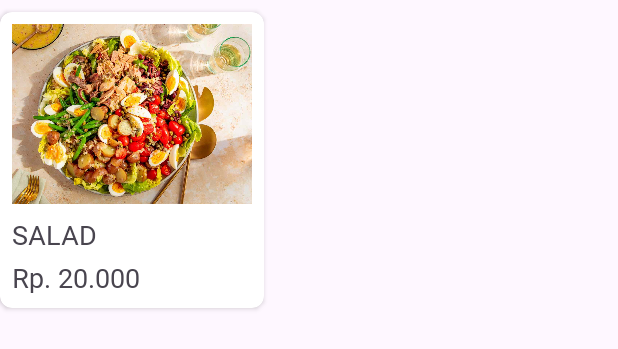
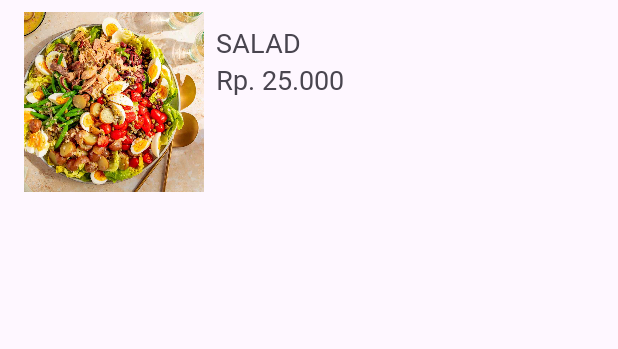
Before and after one commit to marcellaandriani/FoodOrder, an Android app: the layout item_list_menu.xml on its own in the app's theme, with its tools: preview values and no code run, on a phone screen of 412 x 824 dp. Shown: the top 349 px of the screen. Run offline under Robolectric (Android 15) with nearby library versions, the phone set to English and light mode, and no system bars.

Commit message:
Refactor feature home

```diff
--- a/app/build.gradle.kts
+++ b/app/build.gradle.kts
@@ -47,4 +47,9 @@ dependencies {
     testImplementation("junit:junit:4.13.2")
     androidTestImplementation("androidx.test.ext:junit:1.1.5")
     androidTestImplementation("androidx.test.espresso:espresso-core:3.5.1")
+    //navigation library
+    implementation("androidx.navigation:navigation-fragment-ktx:2.7.7")
+    implementation("androidx.navigation:navigation-ui-ktx:2.7.7")
+    // coil image loader
+    implementation("io.coil-kt:coil:2.6.0")
 }
--- a/app/src/main/AndroidManifest.xml
+++ b/app/src/main/AndroidManifest.xml
@@ -1,6 +1,8 @@
 <?xml version="1.0" encoding="utf-8"?>
 <manifest xmlns:android="http://schemas.android.com/apk/res/android"
     xmlns:tools="http://schemas.android.com/tools">
+
+    <uses-permission android:name="android.permission.INTERNET"/>
 
     <application
         android:allowBackup="true"
@@ -11,9 +13,10 @@
         android:roundIcon="@mipmap/ic_launcher_round"
         android:supportsRtl="true"
         android:theme="@style/Theme.FoodApp"
+        android:usesCleartextTraffic="true"
         tools:targetApi="31">
         <activity
-            android:name=".MainActivity"
+            android:name=".presentation.main.MainActivity"
             android:exported="true">
             <intent-filter>
                 <action android:name="android.intent.action.MAIN" />
--- a/app/src/main/res/layout/item_list_menu.xml
+++ b/app/src/main/res/layout/item_list_menu.xml
@@ -1,53 +1,50 @@
 <?xml version="1.0" encoding="utf-8"?>
-<androidx.cardview.widget.CardView xmlns:android="http://schemas.android.com/apk/res/android"
-    android:layout_width="wrap_content"
+<androidx.constraintlayout.widget.ConstraintLayout xmlns:android="http://schemas.android.com/apk/res/android"
+    android:layout_width="match_parent"
     android:layout_height="wrap_content"
     app:cardCornerRadius="8dp"
+    android:layout_marginHorizontal="8dp"
     android:layout_marginVertical="8dp"
     xmlns:app="http://schemas.android.com/apk/res-auto"
     xmlns:tools="http://schemas.android.com/tools">
 
-    <androidx.constraintlayout.widget.ConstraintLayout
-        android:layout_margin="8dp"
-        android:layout_width="wrap_content"
-        android:layout_height="wrap_content"
-        android:orientation="vertical">
-
         <ImageView
-            android:id="@+id/iv_listmenu_image1"
+            android:id="@+id/iv_list_menu_image1"
             android:layout_width="0dp"
             android:layout_height="120dp"
             android:scaleType="centerCrop"
-            app:layout_constraintDimensionRatio="4:3"
+            android:layout_marginHorizontal="8dp"
+            app:layout_constraintDimensionRatio="4:4"
             app:layout_constraintTop_toTopOf="parent"
             app:layout_constraintStart_toStartOf="parent"
-            app:layout_constraintEnd_toEndOf="parent"
             tools:src="@drawable/img_salad" />
 
         <TextView
-            android:id="@+id/tv_listmenu_name1"
-            android:layout_width="match_parent"
+            android:id="@+id/tv_list_menu_name1"
+            android:layout_width="0dp"
             android:layout_height="wrap_content"
+            android:layout_marginHorizontal="8dp"
             android:layout_marginTop="8dp"
-            android:ellipsize="end"
             android:textSize="18sp"
             android:fontFamily="@font/font_lato_semibold"
             android:maxLines="1"
-            app:layout_constraintTop_toBottomOf="@id/iv_listmenu_image1"
+            app:layout_constraintEnd_toEndOf="parent"
+            app:layout_constraintStart_toEndOf="@id/iv_list_menu_image1"
+            app:layout_constraintTop_toTopOf="parent"
             tools:text="SALAD" />
 
         <TextView
-            android:id="@+id/tv_listmenu_price1"
-            android:layout_width="match_parent"
+            android:id="@+id/tv_list_menu_price1"
+            android:layout_width="0dp"
             android:layout_height="wrap_content"
-            android:layout_marginTop="4dp"
-            android:ellipsize="end"
+
             android:textSize="18sp"
-            android:fontFamily="@font/font_lato_regular"
+            android:fontFamily="@font/font_lato_semibold"
             android:maxLines="1"
-            app:layout_constraintTop_toBottomOf="@id/tv_listmenu_name1"
-            tools:text="Rp. 20.000" />
+            android:layout_marginHorizontal="8dp"
+            app:layout_constraintEnd_toEndOf="parent"
+            app:layout_constraintStart_toEndOf="@id/iv_list_menu_image1"
+            app:layout_constraintTop_toBottomOf="@id/tv_list_menu_name1"
+            tools:text="Rp. 25.000" />
 
     </androidx.constraintlayout.widget.ConstraintLayout>
-
-</androidx.cardview.widget.CardView>
--- a/app/src/main/res/layout/layout_banner_listmenu.xml
+++ b/app/src/main/res/layout/layout_banner_list_menu.xml
@@ -28,7 +28,7 @@
             android:padding="16dp">
 
             <TextView
-                android:id="@+id/tv_banner_listmenu"
+                android:id="@+id/tv_banner_list_menu"
                 android:layout_width="match_parent"
                 android:layout_height="wrap_content"
                 android:layout_marginStart="8dp"
@@ -42,6 +42,7 @@
                 app:layout_constraintStart_toStartOf="parent"
                 app:layout_constraintTop_toTopOf="parent" />
 
+
         </androidx.constraintlayout.widget.ConstraintLayout>
     </FrameLayout>
 </androidx.cardview.widget.CardView>
--- a/app/src/main/res/values/strings.xml
+++ b/app/src/main/res/values/strings.xml
@@ -10,4 +10,6 @@
     <string name="text_catagories1">SALAD</string>
     <string name="text_catagories2">OATMEAL</string>
     <string name="text_catagories3">SOUP</string>
+    <!-- TODO: Remove or change this placeholder text -->
+    <string name="hello_blank_fragment">Hello blank fragment</string>
 </resources>
```
Also changed, not shown: app/src/main/java/com/example/foodapp/ListMenuAdapter.kt (deleted, +0 -43 lines), app/src/main/java/com/example/foodapp/model/ListMenu.kt (+4 -8 lines), app/src/main/java/com/example/foodapp/presentation/MenuList/adapter/MenuAdapter.kt (added, +59 -0 lines), app/src/main/java/com/example/foodapp/presentation/main/MainActivity.kt (renamed from app/src/main/java/com/example/foodapp/MainActivity.kt, +5 -15 lines), app/src/main/res/layout/activity_main.xml (+4 -4 lines), app/src/main/res/layout/layout_header.xml (+10 -0 lines).
